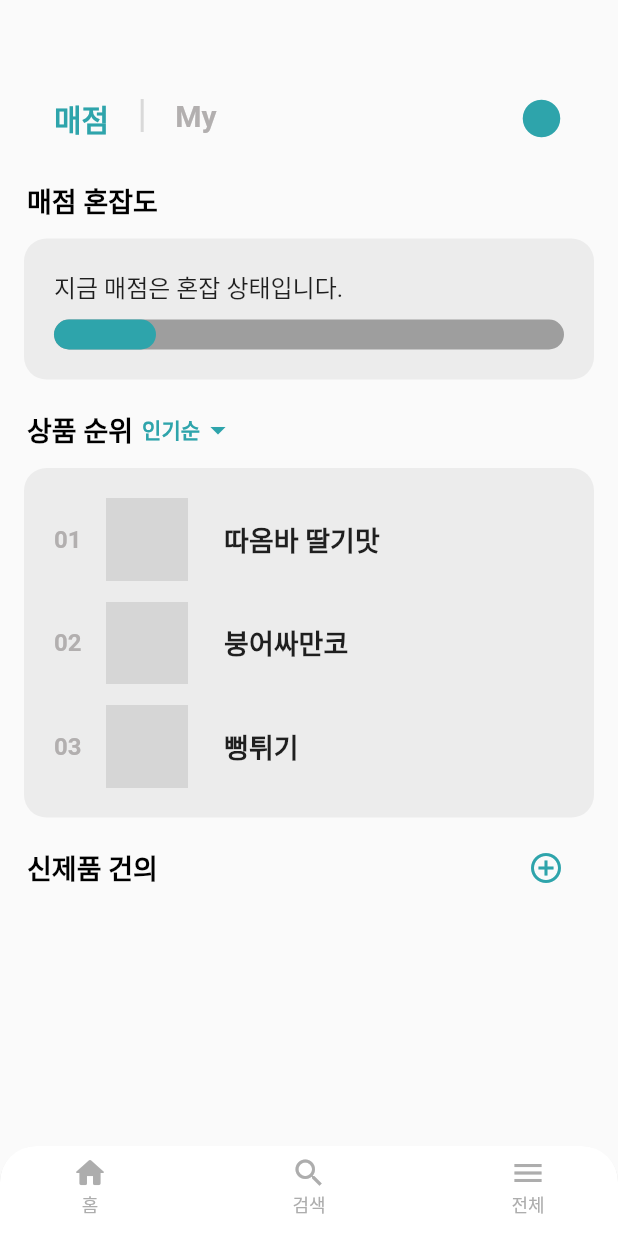
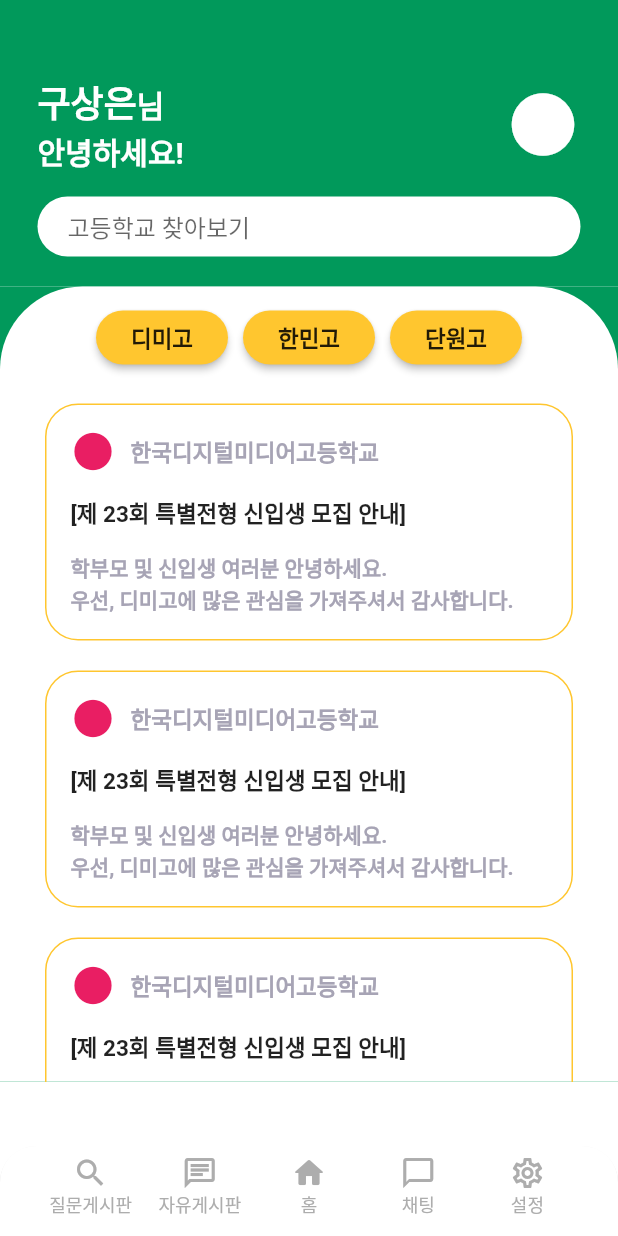
Before and after one commit to galkamalka/frontend, a Flutter app: the screen it shows after launch, on a phone screen of 412 x 824 dp. Run offline on Flutter 3.47's test engine with Material 2 defaults, Android fonts, the phone set to English and light mode, and no system bars; grey boxes are pictures that could not be loaded.

Commit message:
🔥 Feat: main page

```diff
--- a/lib/pages/home.dart
+++ b/lib/pages/home.dart
@@ -9,170 +9,193 @@ import './search.dart';
 class Home extends StatelessWidget {
   Home({ Key? key }) : super(key: key);
 
-  var _itemList = ['인기순', '가격순'];
   var _selectedItemIndex = 0;
 
   @override
   Widget build(BuildContext context) {
     return MaterialApp(
+      theme: ThemeData(scaffoldBackgroundColor: Colors.white),
       home: Scaffold(
-        appBar: PreferredSize(
-          preferredSize: Size.fromHeight(120),
-          child: Container(
-            padding: EdgeInsets.fromLTRB(36, 64, 36, 30),
-            child: Row(
-              mainAxisAlignment: MainAxisAlignment.spaceBetween,
-              children: [
-                Row(children: [
-                  Text('매점', style: TextStyle(fontSize: 20, fontWeight: FontWeight.w700, color: ThemePallete.mainColor)),
-                  SizedBox(width: 21,),
-                  Container(width: 2, height: 22, decoration: BoxDecoration(color: Color.fromRGBO(217, 217, 217, 1))),
-                  SizedBox(width: 21,),
-                  Text('My', style: TextStyle(fontSize: 20, fontWeight: FontWeight.w700, color: Color.fromRGBO(178, 175, 175, 1)))
-                ],),
-                Icon(Icons.circle, size: 30, color: ThemePallete.mainColor,)
-            ],)
-          ),
-        ),
+        // appBar:
         body: Column(
           children: [
             Column(
               crossAxisAlignment: CrossAxisAlignment.start,
               children: [
-                Row(
-                  children: const [
-                    SizedBox(width: 18,),
-                    Text('매점 혼잡도', style: TextStyle(fontSize: 18, fontWeight: FontWeight.w700, color: Colors.black)),
+                Container(
+                  decoration: BoxDecoration(color: ThemePallete.mainColor),
+                  child: Column(children: [
+                    PreferredSize(
+                    preferredSize: Size.fromHeight(120),
+                    child: Container(
+                      padding: EdgeInsets.fromLTRB(25, 50, 25, 15),
+                      decoration: BoxDecoration(
+                        color: ThemePallete.mainColor,
+                      ),
+                      child: Row(
+                        mainAxisAlignment: MainAxisAlignment.spaceBetween,
+                        children: [
+                          RichText(
+                            text: const TextSpan(
+                              children: [
+                                TextSpan(
+                                  text: '구상은',
+                                  style: TextStyle(
+                                    fontSize: 24,
+                                    fontWeight: FontWeight.w800,
+                                    color: Colors.white,
+                                    ),
+                                ),
+                                TextSpan(
+                                  text: '님\n안녕하세요!',
+                                  style: TextStyle(
+                                    fontSize: 20,
+                                    fontWeight: FontWeight.w700,
+                                    color: Colors.white,
+                                    ),
+                                ),
                             ],
+                          ), ),
+                          Icon(Icons.circle, size: 50, color: Colors.white,)
+                      ],)
+                    ),
                   ),
                   Container(
-                  margin: EdgeInsets.fromLTRB(16, 12, 16, 20),
-                  padding: EdgeInsets.fromLTRB(20, 20, 20, 20),
+                    height: 40,
+                    margin: EdgeInsets.fromLTRB(25, 0, 25, 20),
+                    child: TextField(
+                      style: TextStyle(fontSize: 16),
+                      decoration: InputDecoration(
+                        border: OutlineInputBorder(
+                          borderRadius: BorderRadius.circular(22),
+                          borderSide: BorderSide.none
+                        ),
+                        hintText: '고등학교 찾아보기',
+                        filled: true,
+                        fillColor: Colors.white,
+                        contentPadding: EdgeInsets.symmetric(vertical: 0.0, horizontal: 20.0),
+                      ),
+                    ),
+                  ),
+                  ]),
+                ),
+
+                Container(
+                  decoration: BoxDecoration(
+                    color: ThemePallete.mainColor
+                  ),
+                  child: Container(
+                    height: 530,
+                    width: double.infinity,
+                    padding: EdgeInsets.fromLTRB(30, 10, 30, 0),
+                    decoration: BoxDecoration(
+                      borderRadius: BorderRadius.only(topLeft: Radius.circular(55), topRight: Radius.circular(55)),
+                      color: Colors.white
+                    ),
+                    child: SingleChildScrollView(physics: BouncingScrollPhysics(),child: Column(children: [
+                      Wrap(
+                        alignment: WrapAlignment.start,
+                        direction: Axis.horizontal,
+                        spacing: 10.0, // gap between adjacent chips
+                        runSpacing: 10.0, // gap between lines
+                        children: [
+                          MaterialButton(
+                            onPressed: () {},
+                            color: ThemePallete.subColor,
+                            child: Text('디미고', style: TextStyle(fontWeight: FontWeight.w700, fontSize: 15),),
+                            shape: RoundedRectangleBorder(
+                              borderRadius: BorderRadius.circular(22.0),
+                            ),
+                          ),
+                          MaterialButton(
+                            onPressed: () {},
+                            color: ThemePallete.subColor,
+                            child: Text('한민고', style: TextStyle(fontWeight: FontWeight.w700, fontSize: 15),),
+                            shape: RoundedRectangleBorder(
+                              borderRadius: BorderRadius.circular(22.0),
+                            ),
+                          ),
+                          MaterialButton(
+                            onPressed: () {},
+                            color: ThemePallete.subColor,
+                            child: Text('단원고', style: TextStyle(fontWeight: FontWeight.w700, fontSize: 15),),
+                            shape: RoundedRectangleBorder(
+                              borderRadius: BorderRadius.circular(22.0),
+                            ),
+                          ),
+                        ]
+                      ,),
+                      SizedBox(height: 20,),
+                      Container(
+                        padding: EdgeInsets.fromLTRB(16, 16, 16, 16),
                         width: double.infinity,
                         decoration: BoxDecoration(
-                    borderRadius: BorderRadius.circular(15),
-                    color: Color.fromRGBO(236, 236, 236, 1)
+                          borderRadius: BorderRadius.circular(22),
+                          border: Border.all(
+                            color: ThemePallete.subColor,
+                            width: 1,
                           ),
-                  child: Column(
-                    crossAxisAlignment: CrossAxisAlignment.start,
-                    children: const [
-                      Text('지금 매점은 혼잡 상태입니다.', style: TextStyle(fontSize: 16),),
-                      SizedBox(height: 10,),
-                      LinearProgressIndicator(value: 0.2, minHeight: 20, borderRadius: BorderRadius.all(Radius.circular(10)), color: ThemePallete.mainColor, backgroundColor: Colors.grey,)
-                    ],
-                  )
-                ),
-                Row(
-                  children: [
-                    SizedBox(width: 18,),
-                    Text('상품 순위', style: TextStyle(fontSize: 18, fontWeight: FontWeight.w700, color: Colors.black)),
-                    SizedBox(width: 6,),
-                    SizedBox(
-                      height: 25,
-                      child: DropdownButton(
-                        underline: SizedBox.shrink(),
-                        value: _itemList[_selectedItemIndex],
-                        items: _itemList.map(
-                          (value) {
-                            return DropdownMenuItem (
-                              value: value,
-                              child: Text(value, style: TextStyle(fontSize: 14, fontWeight: FontWeight.w700, color: ThemePallete.mainColor))
-                            );
-                          },
-                        ).toList(),
-                        onChanged: (value) {
-                          // setState(() {
-                          //   _selectedItemIndex = _itemList.indexOf(value);
-                          // });
-                        },
-                        iconDisabledColor: ThemePallete.mainColor,
-                        iconEnabledColor: ThemePallete.mainColor,
-                      )
-                    )
-                  ],
-                ),
-                Container(
-                  margin: EdgeInsets.fromLTRB(16, 12, 16, 20),
-                  padding: EdgeInsets.fromLTRB(20, 20, 20, 20),
-                  width: double.infinity,
-                  decoration: BoxDecoration(
-                    borderRadius: BorderRadius.circular(15),
-                    color: Color.fromRGBO(236, 236, 236, 1)
                         ),
                         child: Column(
                           crossAxisAlignment: CrossAxisAlignment.start,
                           children: [
-                      Row(
-                        crossAxisAlignment: CrossAxisAlignment.center,
-                        children: [
-                          Text('01', style: TextStyle(color: Color.fromRGBO(178, 175, 175, 1), fontSize: 16, fontWeight: FontWeight.w700),),
-                          SizedBox(width: 16,),
-                          ClipRRect(
-                            borderRadius: BorderRadius.circular(12.0),
-                            child: const Image(
-                              image: NetworkImage('https://flutter.github.io/assets-for-api-docs/assets/widgets/owl.jpg'),
-                              height: 55,
+                            Row(children: [Icon(Icons.circle, size: 30, color: Colors.pink,), SizedBox(width: 10), Text('한국디지털미디어고등학교', style: TextStyle(fontSize: 15, fontWeight: FontWeight.w600, color: ThemePallete.gray))]),
+                            SizedBox(height: 15,),
+                            Text('[제 23회 특별전형 신입생 모집 안내]', style: TextStyle(fontSize: 15, fontWeight: FontWeight.w600),),
+                            SizedBox(height: 15,),
+                            Text('학부모 및 신입생 여러분 안녕하세요.\n우선, 디미고에 많은 관심을 가져주셔서 감사합니다.', style: TextStyle(fontSize: 14, fontWeight: FontWeight.w600, color: ThemePallete.gray))
+                          ]
                         ),
                       ),
-                          SizedBox(width: 24,),
-                          Text('따옴바 딸기맛', style: TextStyle(fontSize: 18, fontWeight: FontWeight.w700),),
-                        ],
-                      ),
-                      SizedBox(height: 14,),
-                      Row(
-                        crossAxisAlignment: CrossAxisAlignment.center,
-                        children: [
-                          Text('02', style: TextStyle(color: Color.fromRGBO(178, 175, 175, 1), fontSize: 16, fontWeight: FontWeight.w700),),
-                          SizedBox(width: 16,),
-                          ClipRRect(
-                            borderRadius: BorderRadius.circular(12.0),
-                            child: const Image(
-                              image: NetworkImage('https://flutter.github.io/assets-for-api-docs/assets/widgets/owl.jpg'),
-                              height: 55,
+                      SizedBox(height: 20,),
+                      Container(
+                        padding: EdgeInsets.fromLTRB(16, 16, 16, 16),
+                        width: double.infinity,
+                        decoration: BoxDecoration(
+                          borderRadius: BorderRadius.circular(22),
+                          border: Border.all(
+                            color: ThemePallete.subColor,
+                            width: 1,
                           ),
                         ),
-                          SizedBox(width: 24,),
-                          Text('붕어싸만코', style: TextStyle(fontSize: 18, fontWeight: FontWeight.w700),),
-                        ],
-                      ),
-                      SizedBox(height: 14,),
-                      Row(
-                        crossAxisAlignment: CrossAxisAlignment.center,
+                        child: Column(
+                          crossAxisAlignment: CrossAxisAlignment.start,
                           children: [
-                          Text('03', style: TextStyle(color: Color.fromRGBO(178, 175, 175, 1), fontSize: 16, fontWeight: FontWeight.w700),),
-                          SizedBox(width: 16,),
-                          ClipRRect(
-                            borderRadius: BorderRadius.circular(12.0),
-                            child: const Image(
-                              image: NetworkImage('https://flutter.github.io/assets-for-api-docs/assets/widgets/owl.jpg'),
-                              height: 55,
+                            Row(children: [Icon(Icons.circle, size: 30, color: Colors.pink,), SizedBox(width: 10), Text('한국디지털미디어고등학교', style: TextStyle(fontSize: 15, fontWeight: FontWeight.w600, color: ThemePallete.gray))]),
+                            SizedBox(height: 15,),
+                            Text('[제 23회 특별전형 신입생 모집 안내]', style: TextStyle(fontSize: 15, fontWeight: FontWeight.w600),),
+                            SizedBox(height: 15,),
+                            Text('학부모 및 신입생 여러분 안녕하세요.\n우선, 디미고에 많은 관심을 가져주셔서 감사합니다.', style: TextStyle(fontSize: 14, fontWeight: FontWeight.w600, color: ThemePallete.gray))
+                          ]
                         ),
                       ),
-                          SizedBox(width: 24,),
-                          Text('뻥튀기', style: TextStyle(fontSize: 18, fontWeight: FontWeight.w700),),
-                        ],
+                      SizedBox(height: 20,),
+                      Container(
+                        padding: EdgeInsets.fromLTRB(16, 16, 16, 16),
+                        width: double.infinity,
+                        decoration: BoxDecoration(
+                          borderRadius: BorderRadius.circular(22),
+                          border: Border.all(
+                            color: ThemePallete.subColor,
+                            width: 1,
+                          ),
+                        ),
+                        child: Column(
+                          crossAxisAlignment: CrossAxisAlignment.start,
+                          children: [
+                            Row(children: [Icon(Icons.circle, size: 30, color: Colors.pink,), SizedBox(width: 10), Text('한국디지털미디어고등학교', style: TextStyle(fontSize: 15, fontWeight: FontWeight.w600, color: ThemePallete.gray))]),
+                            SizedBox(height: 15,),
+                            Text('[제 23회 특별전형 신입생 모집 안내]', style: TextStyle(fontSize: 15, fontWeight: FontWeight.w600),),
+                            SizedBox(height: 15,),
+                            Text('학부모 및 신입생 여러분 안녕하세요.\n우선, 디미고에 많은 관심을 가져주셔서 감사합니다.', style: TextStyle(fontSize: 14, fontWeight: FontWeight.w600, color: ThemePallete.gray))
+                          ]
+                        ),
                       ),
                     ],
                   )
                 ),
-                Row(
-                  crossAxisAlignment: CrossAxisAlignment.center,
-                  mainAxisAlignment: MainAxisAlignment.spaceBetween,
-                  children: const [
-                    Row(
-                      children: [
-                        SizedBox(width: 18,),
-                        Text('신제품 건의', style: TextStyle(fontSize: 18, fontWeight: FontWeight.w700, color: Colors.black)),
-                      ],
-                    ),
-                    Row(
-                      children: [
-                        Icon(Icons.add_circle_outline_outlined, size: 24, color: ThemePallete.mainColor,),
-                        SizedBox(width: 36,),
-                      ],
                 )
-                  ],
-                ),
+                )
               ],
             )
           ]
@@ -183,36 +206,65 @@ class Home extends StatelessWidget {
             topRight: Radius.circular(24.0),
           ),
           child: BottomAppBar(
+            color: Colors.white,
             height: 60,
-            padding: EdgeInsets.fromLTRB(36, 0, 36, 0),
+            padding: EdgeInsets.fromLTRB(24, 0, 24, 0),
             child: Row(
               mainAxisAlignment: MainAxisAlignment.spaceBetween,
               crossAxisAlignment: CrossAxisAlignment.center,
               children: [
+                Expanded(child:
                   InkWell(
                     splashColor: Colors.transparent,
                     highlightColor: Colors.transparent,
-                  child: SizedBox(height: 48, width: 48, child: Column(children: [Icon(Icons.home_rounded, color: Color.fromRGBO(173, 173, 173, 1), size: 24.0), Text('홈', style: TextStyle(color: Color.fromRGBO(173, 173, 173, 1), fontSize: 12.0),)])),
+                    child: SizedBox(height: 48, child: Column(children: [Icon(Icons.search, color: Color.fromRGBO(173, 173, 173, 1), size: 24.0), Text('질문게시판', style: TextStyle(color: Color.fromRGBO(173, 173, 173, 1), fontSize: 12.0),)])),
                     onTap: () {
                       // Navigator.push(context, MaterialPageRoute(builder: (BuildContext context) => Search()));
 
                     },
                   ),
+                ),
+                Expanded(child:
                   InkWell(
                     splashColor: Colors.transparent,
                     highlightColor: Colors.transparent,
-                  child: SizedBox(height: 48, width: 48, child: Column(children: [Icon(Icons.search, color: Color.fromRGBO(173, 173, 173, 1), size: 24.0), Text('검색', style: TextStyle(color: Color.fromRGBO(173, 173, 173, 1), fontSize: 12.0),)])),
+                    child: SizedBox(height: 48, child: Column(children: [Icon(Icons.chat_outlined, color: Color.fromRGBO(173, 173, 173, 1), size: 24.0), Text('자유게시판', style: TextStyle(color: Color.fromRGBO(173, 173, 173, 1), fontSize: 12.0),)])),
+                    onTap: () {
+                      // Navigator.push(context, MaterialPageRoute(builder: (BuildContext context) => Search()));
+
+                    },
+                  ),
+                ),
+                Expanded(child:
+                  InkWell(
+                    splashColor: Colors.transparent,
+                    highlightColor: Colors.transparent,
+                    child: SizedBox(height: 48, child: Column(children: [Icon(Icons.home_rounded, color: Color.fromRGBO(173, 173, 173, 1), size: 24.0), Text('홈', style: TextStyle(color: Color.fromRGBO(173, 173, 173, 1), fontSize: 12.0),)])),
+                    onTap: () {
+                      // Navigator.push(context, MaterialPageRoute(builder: (BuildContext context) => Search()));
+
+                    },
+                  ),
+                ),
+                Expanded(child:
+                  InkWell(
+                    splashColor: Colors.transparent,
+                    highlightColor: Colors.transparent,
+                    child: SizedBox(height: 48, child: Column(children: [Icon(Icons.chat_bubble_outline, color: Color.fromRGBO(173, 173, 173, 1), size: 24.0), Text('채팅', style: TextStyle(color: Color.fromRGBO(173, 173, 173, 1), fontSize: 12.0),)])),
                     onTap: () {
 
                     },
                   ),
+                ),
+                Expanded(child:
                   InkWell(
                     splashColor: Colors.transparent,
                     highlightColor: Colors.transparent,
-                  child: SizedBox(height: 48, width: 48, child: Column(children: [Icon(Icons.menu, color: Color.fromRGBO(173, 173, 173, 1), size: 24.0), Text('전체', style: TextStyle(color: Color.fromRGBO(173, 173, 173, 1), fontSize: 12.0),)])),
+                    child: SizedBox(height: 48, child: Column(children: [Icon(Icons.settings_outlined, color: Color.fromRGBO(173, 173, 173, 1), size: 24.0), Text('설정', style: TextStyle(color: Color.fromRGBO(173, 173, 173, 1), fontSize: 12.0),)])),
                     onTap: () {
 
                     }
+                  ),
                 )
               ],
             )
--- a/lib/theme.dart
+++ b/lib/theme.dart
@@ -1,5 +1,8 @@
 import 'package:flutter/material.dart';
 
 class ThemePallete {
-  static const mainColor = Color.fromRGBO(46, 164, 171, 1);
+  static const mainColor = Color.fromRGBO(1, 153, 91, 1);
+  static const subColor = Color.fromRGBO(255, 198, 47, 1);
+  static const gray = Color.fromRGBO(167, 164, 181, 1);
+
 }
```
Lines whose indentation alone changed are shown as unchanged.
